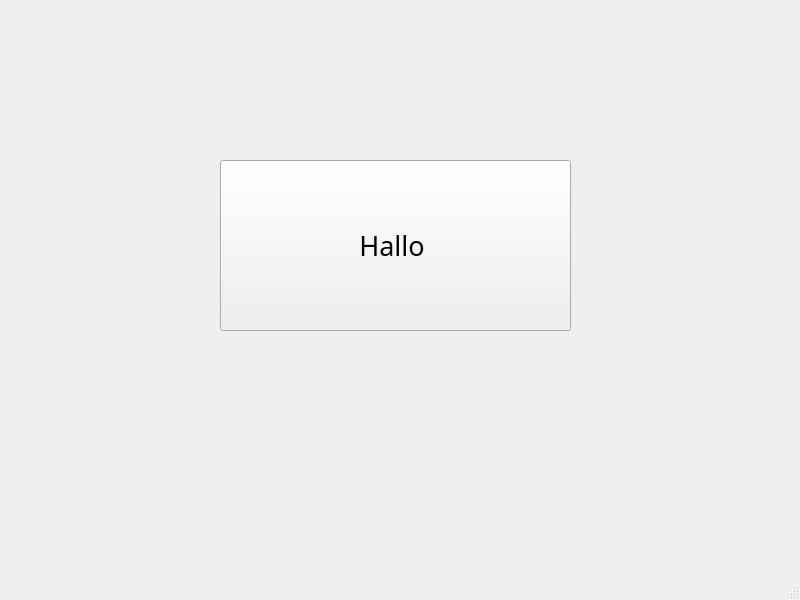
Before: the Qt Designer form tstgit/mainwindow.ui in Vishado/test, drawn with Qt 5.
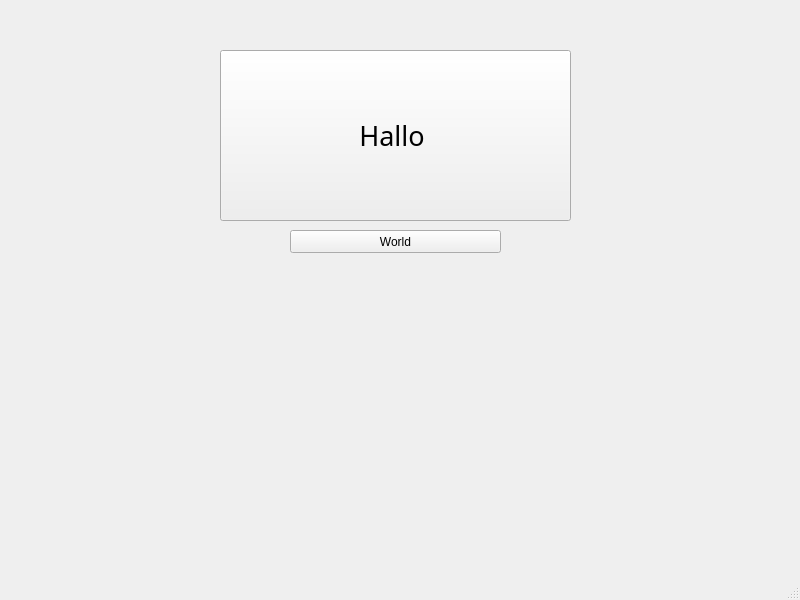
After: the same form once the commit is applied.

Commit message: Две кнопки, функционал первой кнопки

```diff
--- a/tstgit/mainwindow.ui
+++ b/tstgit/mainwindow.ui
@@ -18,7 +18,7 @@
     <property name="geometry">
      <rect>
       <x>220</x>
-      <y>160</y>
+      <y>50</y>
       <width>351</width>
       <height>171</height>
      </rect>
@@ -36,6 +36,19 @@
      <string>Hallo </string>
     </property>
    </widget>
+   <widget class="QPushButton" name="pushButton_2">
+    <property name="geometry">
+     <rect>
+      <x>290</x>
+      <y>230</y>
+      <width>211</width>
+      <height>23</height>
+     </rect>
+    </property>
+    <property name="text">
+     <string>World</string>
+    </property>
+   </widget>
   </widget>
   <widget class="QMenuBar" name="menubar">
    <property name="geometry">
```
The commit also changes 2 other files.
